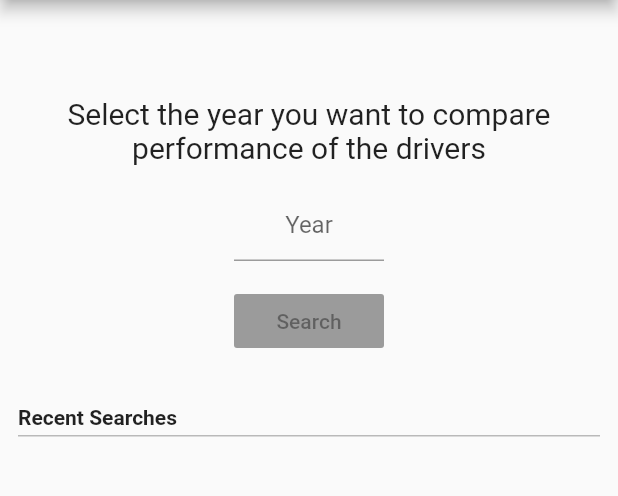
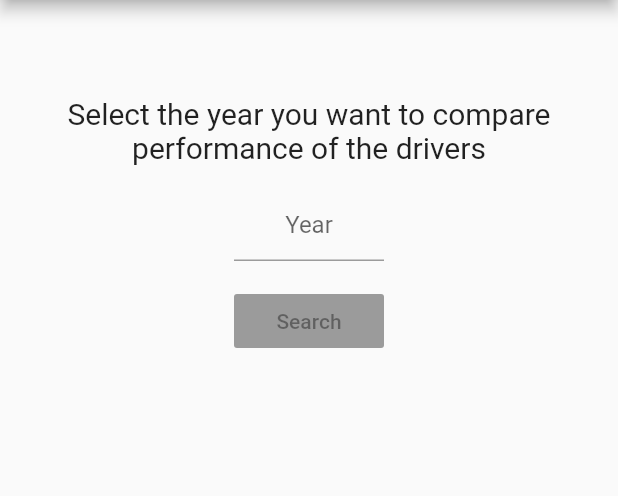
Before and after one commit to kozmi55/f1-rivalries, a Flutter app: the screen it shows after launch, on a phone screen of 412 x 824 dp, the part 84-580 px from its top. Run offline on Flutter 3.47's test engine with Material 2 defaults, Android fonts, the phone set to English and light mode, and no system bars; our stand-ins replace built_collection, built_value, dio, get_it, sqflite; missing offline and left inert: dio_http_cache; accounts and stored records are empty; generated files the repository leaves out were written again.

Commit message:
Don't show recent searches when empty.

```diff
--- a/lib/screens/choose_year/choose_year_screen.dart
+++ b/lib/screens/choose_year/choose_year_screen.dart
@@ -69,17 +69,6 @@ class _ChooseYearScreenState extends State<ChooseYearScreen> {
             ),
           ),
           Container(
-            alignment: Alignment.bottomLeft,
-            child: Text('Recent Searches',
-                style: TextStyle(fontWeight: FontWeight.bold, fontSize: 14.0), textAlign: TextAlign.start),
-            margin: EdgeInsets.only(bottom: 4.0, left: 4.0),
-          ),
-          Container(
-            height: 1.0,
-            color: Colors.black26,
-            margin: EdgeInsets.only(bottom: 16.0, left: 4.0, right: 4.0),
-          ),
-          Container(
             child: RecentComparisionsView(shouldRefreshList: _shouldRefreshRecentSearches),
             margin: EdgeInsets.only(bottom: 16.0),
           )
```
Also changed, not shown: lib/screens/choose_year/recent_comparisions_view.dart (+23 -2 lines).
